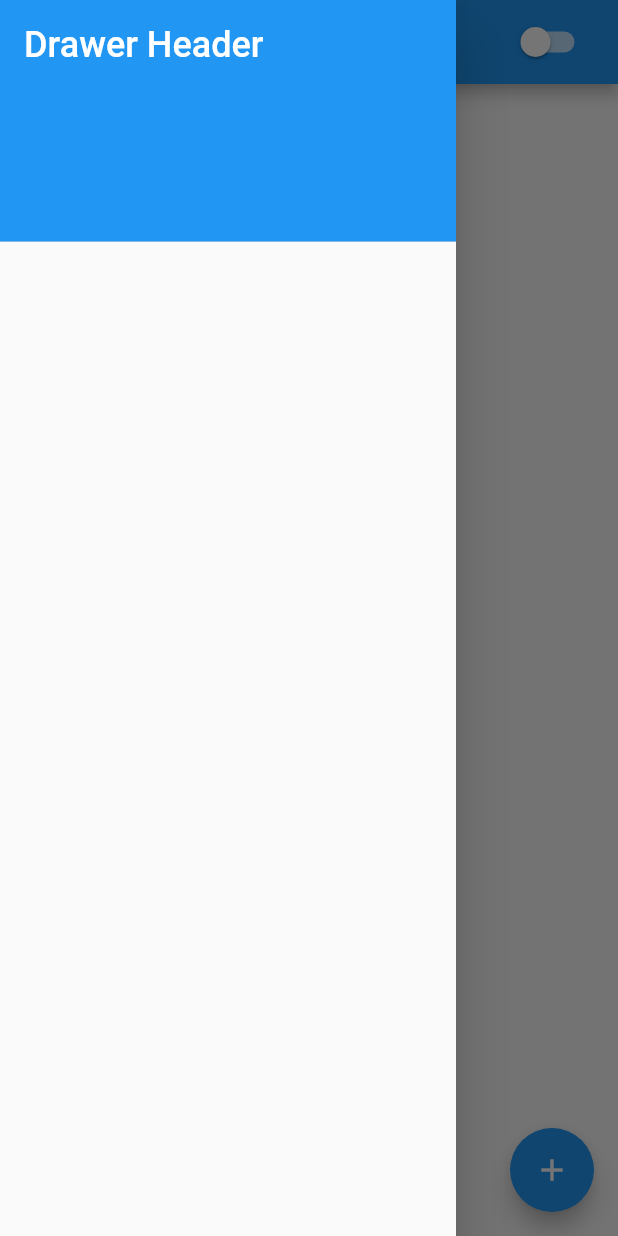
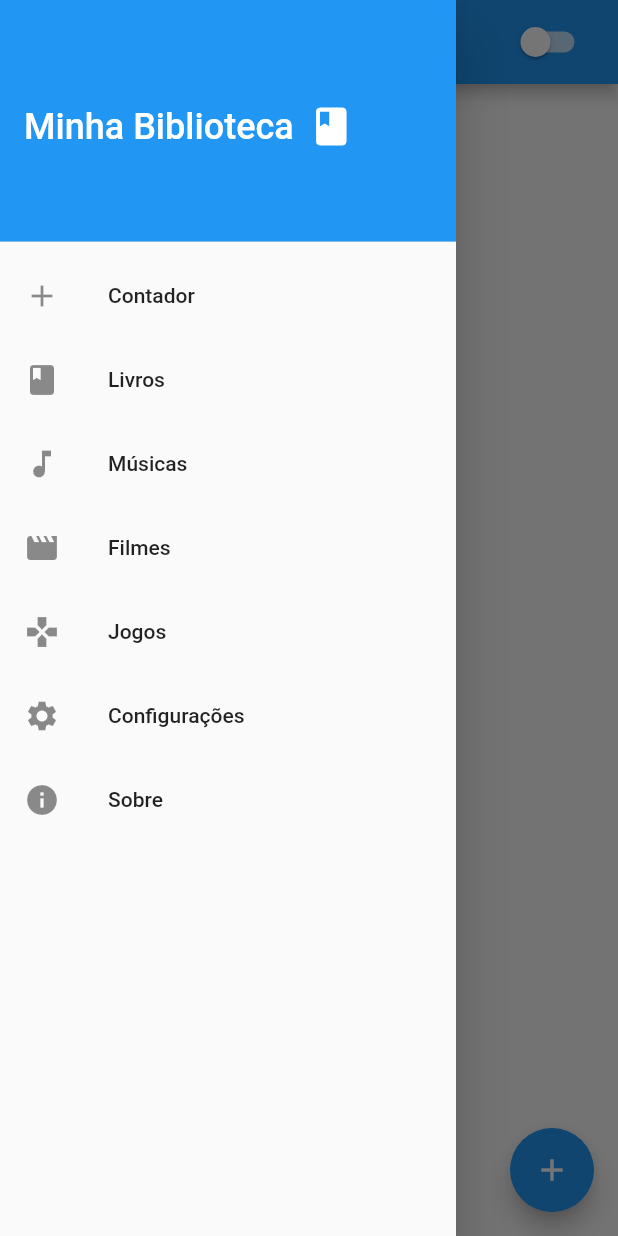
Before and after one commit to GkIgor/counter-flutter, a Flutter app: the screen it shows after launch, with the side drawer open, on a phone screen of 412 x 824 dp. Run offline on Flutter 3.47's test engine with Material 3 defaults, Android fonts, the phone set to English and light mode, and no system bars.

Commit message:
feat: tentando criar varias paginas

```diff
--- a/lib/home_page.dart
+++ b/lib/home_page.dart
@@ -15,7 +15,7 @@ class _HomePageState extends State<HomePage> {
           mainAxisAlignment: MainAxisAlignment.spaceBetween,
           children: [
             Text(
-              'Home Page',
+              'Counter Page',
               style: TextStyle(
                 color: Colors.white,
               ),
--- /dev/null
+++ b/lib/pages/home_page.dart
@@ -0,0 +1,17 @@
+import 'package:flutter/material.dart';
+
+class HomePage extends StatefulWidget {
+  const HomePage({super.key});
+
+  @override
+  State<StatefulWidget> createState() => _HomePageState();
+}
+
+class _HomePageState extends State<HomePage> {
+  int counter = 0;
+
+  @override
+  Widget build(BuildContext context) {
+    return const Center();
+  }
+}
--- /dev/null
+++ b/lib/widgets/components/drawer_component.dart
@@ -0,0 +1,29 @@
+import 'package:flutter/material.dart';
+
+class DrawerHeaderComponent extends StatelessWidget {
+  const DrawerHeaderComponent({super.key});
+
+  @override
+  Widget build(BuildContext context) {
+    return const Row(
+      children: [
+        Text(
+          'Minha Biblioteca',
+          style: TextStyle(
+            color: Colors.white,
+            fontSize: 24,
+          ),
+          textAlign: TextAlign.start,
+        ),
+        SizedBox(
+          width: 10,
+        ),
+        Icon(
+          Icons.book,
+          color: Colors.white,
+          size: 30,
+        ),
+      ],
+    );
+  }
+}
--- a/lib/widgets/drawer_widget.dart
+++ b/lib/widgets/drawer_widget.dart
@@ -1,4 +1,5 @@
 import 'package:flutter/material.dart';
+import 'package:myapp/widgets/components/drawer_component.dart';
 
 class DrawerWidget extends StatelessWidget {
   const DrawerWidget({super.key});
@@ -8,19 +9,43 @@ class DrawerWidget extends StatelessWidget {
     return Drawer(
       child: ListView(
         padding: EdgeInsets.zero,
-        children: const [
-          DrawerHeader(
-            decoration: BoxDecoration(
-              color: Colors.blue,
-            ),
-            child: Text(
-              'Drawer Header',
-              style: TextStyle(
-                color: Colors.white,
-                fontSize: 24,
+        children: [
+          const DrawerHeader(
+              decoration: BoxDecoration(
+                color: Colors.blue,
               ),
-            ),
-          )
+              child: DrawerHeaderComponent()),
+          ListTile(
+            leading: const Icon(Icons.add),
+            title: const Text('Contador'),
+            onTap: () {
+              // Navigator.pushNamed(context, '/counter');
+            },
+          ),
+          const ListTile(
+            leading: Icon(Icons.book),
+            title: Text('Livros'),
+          ),
+          const ListTile(
+            leading: Icon(Icons.music_note),
+            title: Text('Músicas'),
+          ),
+          const ListTile(
+            leading: Icon(Icons.movie),
+            title: Text('Filmes'),
+          ),
+          const ListTile(
+            leading: Icon(Icons.games),
+            title: Text('Jogos'),
+          ),
+          const ListTile(
+            leading: Icon(Icons.settings),
+            title: Text('Configurações'),
+          ),
+          const ListTile(
+            leading: Icon(Icons.info),
+            title: Text('Sobre'),
+          ),
         ],
       ),
     );
```
